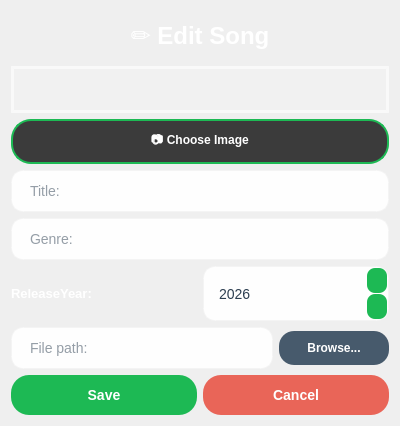
Before: the Qt Designer form Spotify/editsongdialog.ui in Razatak186/Spotify-Project, drawn with Qt 5.
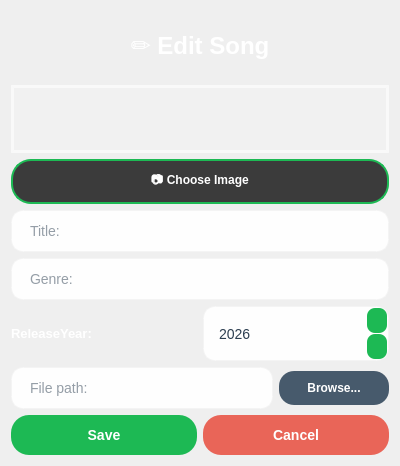
After: the same form once the commit is applied.

```diff
--- a/Spotify/editsongdialog.ui
+++ b/Spotify/editsongdialog.ui
@@ -7,7 +7,7 @@
     <x>0</x>
     <y>0</y>
     <width>400</width>
-    <height>400</height>
+    <height>466</height>
    </rect>
   </property>
   <property name="windowTitle">
```
Left out of the diff: 15 changed lines with no effect on the pictures.
